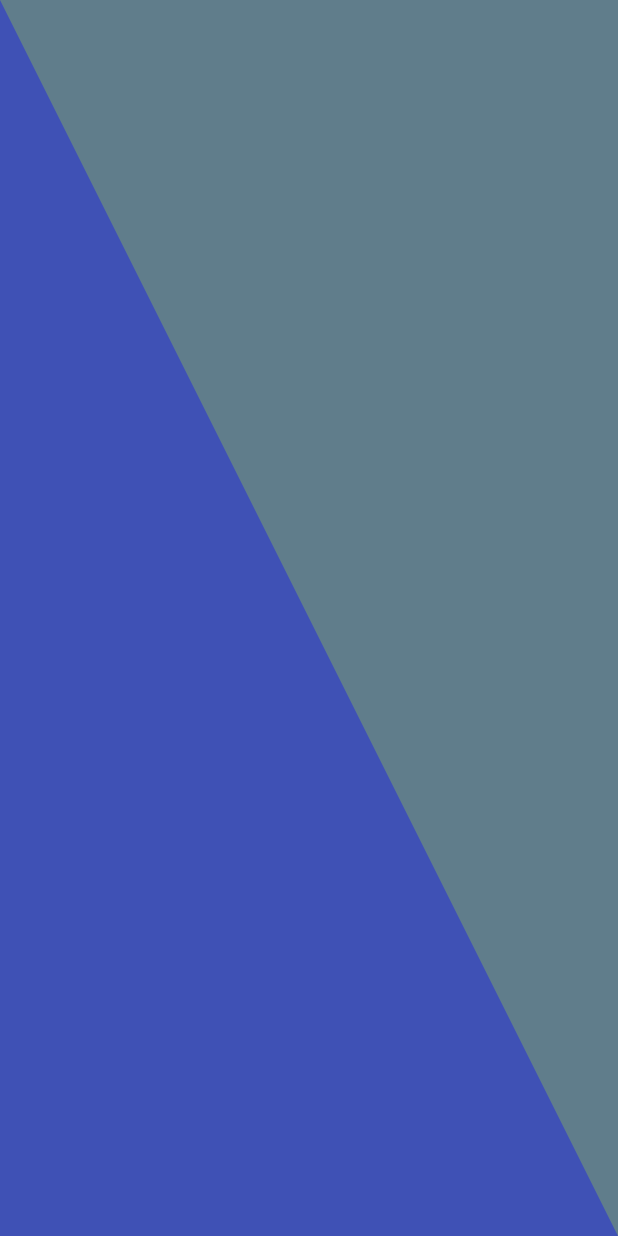
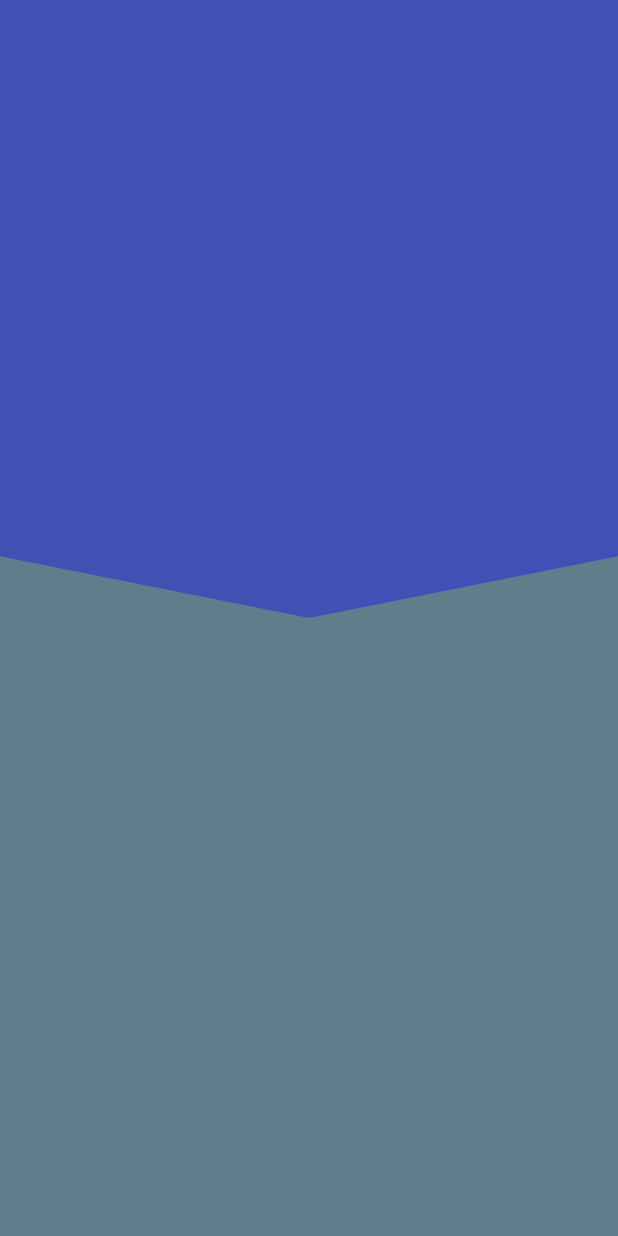
Before and after one commit to riverajosue/custom_painter, a Flutter app: the screen it shows after launch, on a phone screen of 412 x 824 dp. Run offline on Flutter 3.47's test engine with Material 2 defaults, Android fonts, the phone set to English and light mode, and no system bars.

Commit message:
header pico

```diff
--- a/lib/src/pages/home_page.dart
+++ b/lib/src/pages/home_page.dart
@@ -19,7 +19,7 @@ class _HomePageState extends State<HomePage> {
       /*appBar: AppBar(
         title: Text('Diseños App'),
       ),*/
-      body: TrianguleHeader()
+      body: HeaderPico()
     );
   }
 }
--- a/lib/src/widgets/header_widget.dart
+++ b/lib/src/widgets/header_widget.dart
@@ -55,6 +55,20 @@ class TrianguleHeader extends StatelessWidget {
       height: double.infinity,
       color: Colors.blueGrey,
       child: CustomPaint(painter: _triangulePainterHeader()),
+    );
+  }
+}
+
+class HeaderPico extends StatelessWidget {
+  const HeaderPico({super.key});
+
+  @override
+  Widget build(BuildContext context) {
+    return Container(
+      width: double.infinity,
+      height: double.infinity,
+      color: Colors.blueGrey,
+      child: CustomPaint(painter: _picoPainterHeader()),
     );
   }
 }
@@ -128,3 +142,35 @@ canvas.drawPath(path, paint);
   }
 
 }
+
+class _picoPainterHeader extends CustomPainter {
+  @override
+  void paint(Canvas canvas, Size size) {
+
+    final paint = Paint();
+
+    paint.color = Colors.indigo;
+    paint.style = PaintingStyle.fill;
+    paint.strokeWidth = 5;
+
+
+
+    final path = Path();
+
+    path.moveTo(0, size.height * 0.45);
+    path.lineTo(size.width * 0.5, size.height * 0.5);
+    path.lineTo(size.width, size.height * 0.45);
+    path.lineTo(size.width, 0);
+    path.lineTo(0,0);
+
+    canvas.drawPath(path, paint);
+
+    // TODO: implement paint
+  }
+
+  @override
+  bool shouldRepaint(covariant CustomPainter oldDelegate) {
+    // TODO: implement shouldRepaint
+    throw true;
+  }
+}
```
